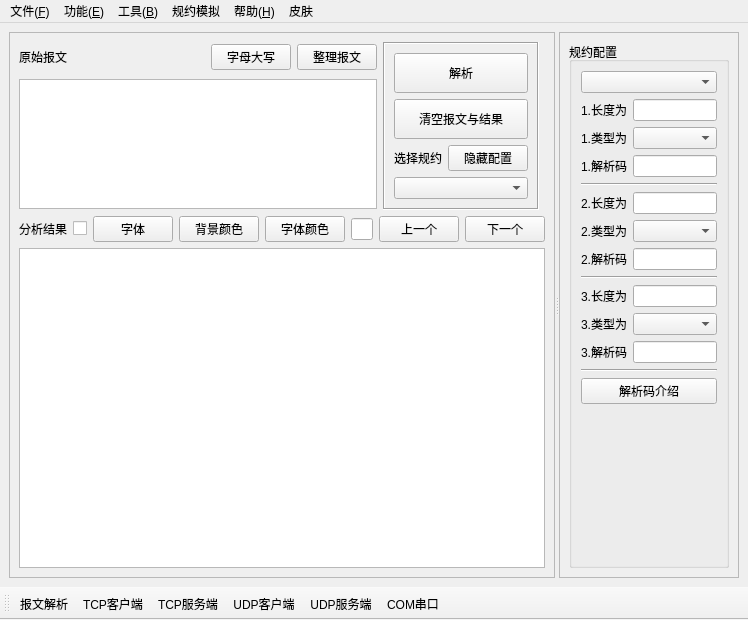
Old version of the form src/interface/frmmain.ui in the repository whx110123/PDTool.
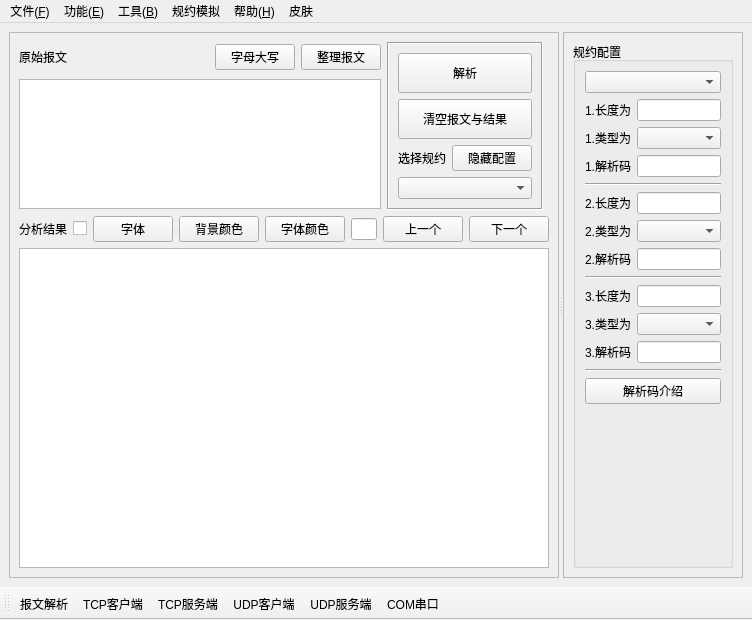
New version of the form. Custom widgets are drawn as their Qt base class.

Patch:
```diff
--- a/src/interface/frmmain.ui
+++ b/src/interface/frmmain.ui
@@ -6,7 +6,7 @@
    <rect>
     <x>0</x>
     <y>0</y>
-    <width>748</width>
+    <width>752</width>
     <height>620</height>
    </rect>
   </property>
@@ -506,7 +506,7 @@
     <rect>
      <x>0</x>
      <y>0</y>
-     <width>748</width>
+     <width>752</width>
      <height>23</height>
     </rect>
    </property>
```
Left out of the diff: 2 changed lines with no effect on the pictures.
